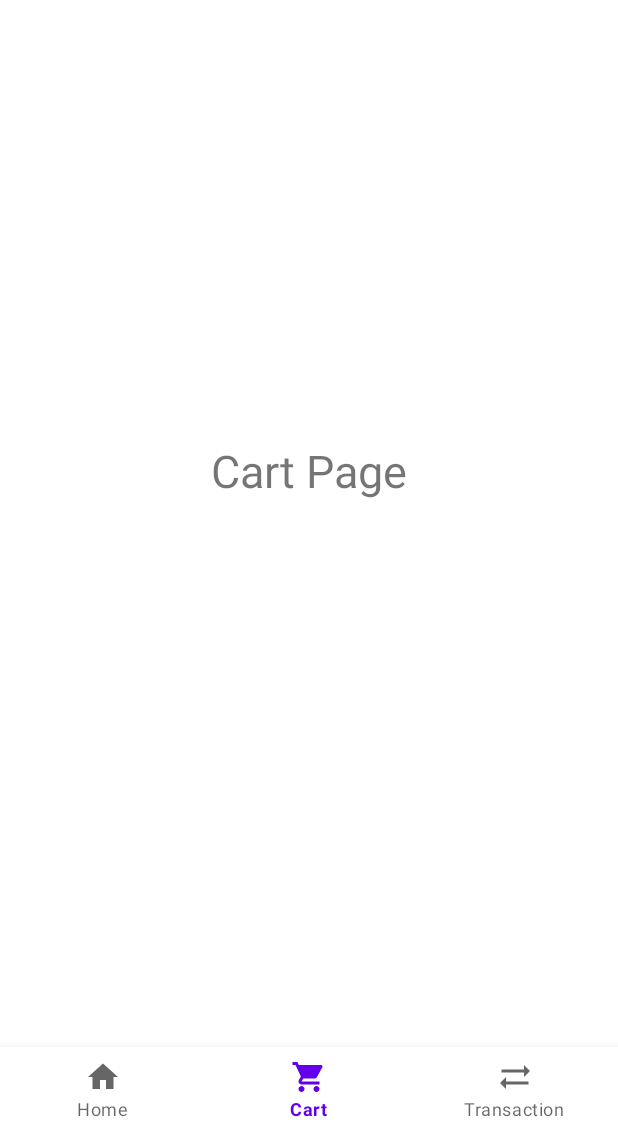
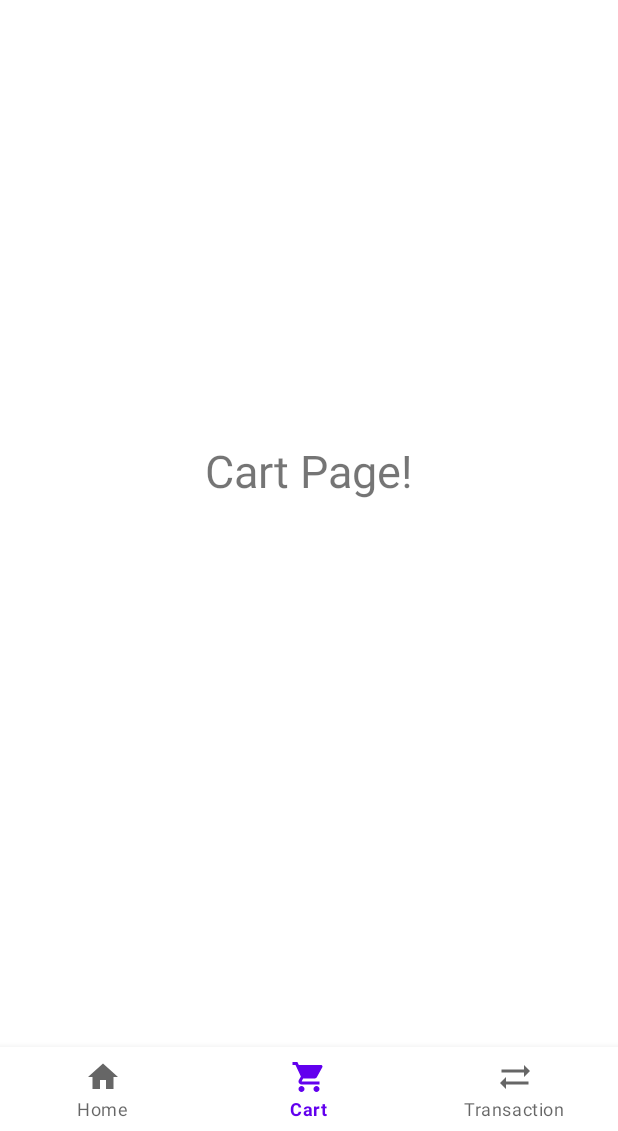
Before and after one commit to dylanjulianos/Sportify, an Android app: the screen it shows after launch (MainCustomer), item 2 of the bottom bar chosen, on a phone screen of 412 x 824 dp, the part 105-1236 px from its top. Run offline under Robolectric (Android 15) with nearby library versions, the light colour scheme and no system bars; Roboto replaces fonts that are not available here.

Commit message:
new customer

```diff
--- a/app/src/main/res/layout/fragment_cart.xml
+++ b/app/src/main/res/layout/fragment_cart.xml
@@ -9,7 +9,7 @@
     <TextView
         android:layout_width="wrap_content"
         android:layout_height="wrap_content"
-        android:text="Cart Page"
+        android:text="Cart Page!"
         android:textSize="30dp"
         android:layout_gravity="center"
         />
```
